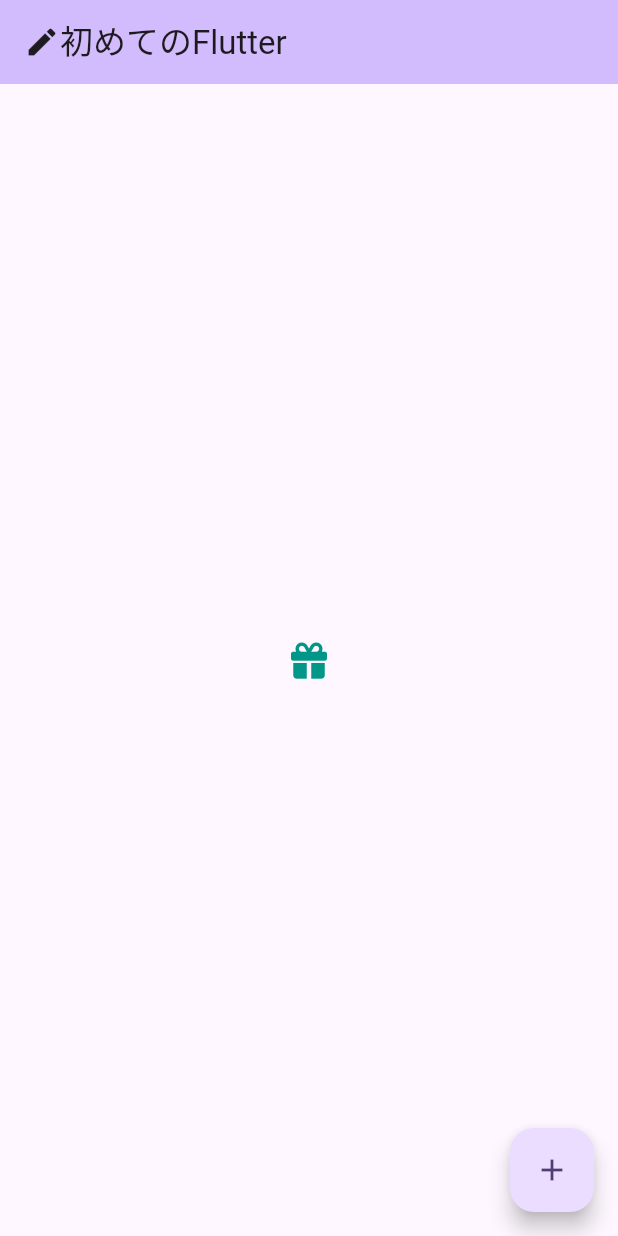
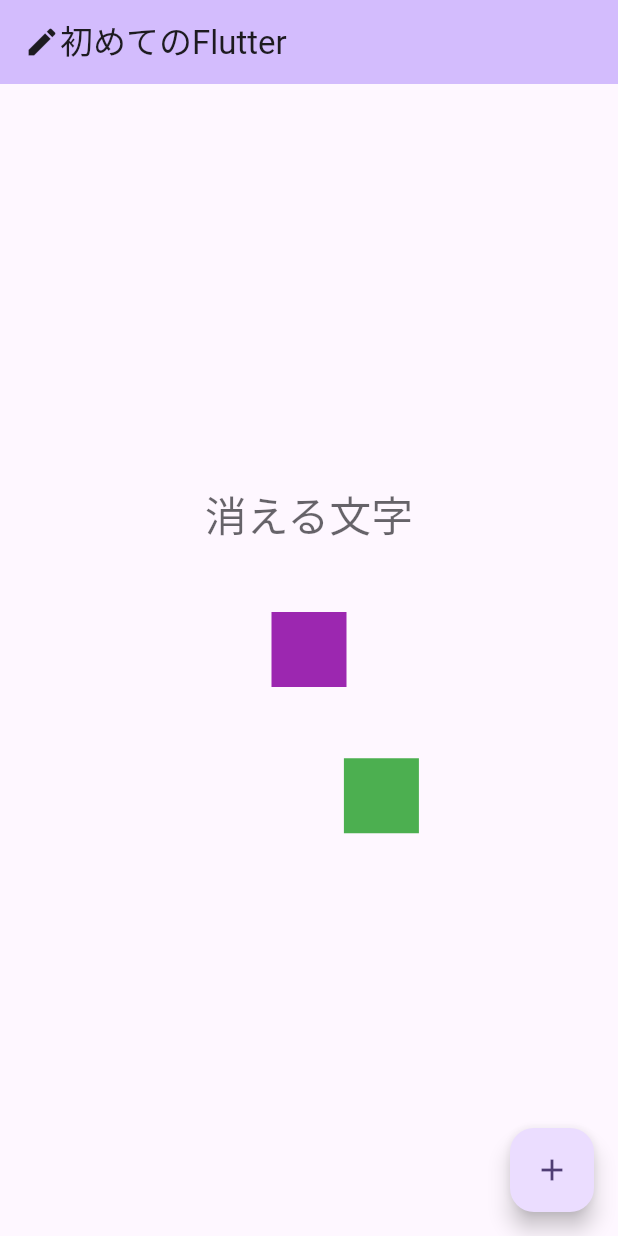
Before and after one commit to powerninja/helloFlutter, a Flutter app: the screen it shows after launch, after a tap on the "add" icon, on a phone screen of 412 x 824 dp. Run offline on Flutter 3.47's test engine with Material 3 defaults, Android fonts, the phone set to English and light mode, and no system bars; our stand-ins replace font_awesome_flutter.

```diff
--- a/lib/main.dart
+++ b/lib/main.dart
@@ -36,14 +36,11 @@ class MyHomePage extends StatefulWidget {
 }
 
 class _MyHomePageState extends State<MyHomePage> {
-  int _counter = 0;
-  // String _type = "偶数";
+  bool _flag = false;
 
-//5. カウンタが押された時のメソッド
-  void _incrementCounter() {
+  _click() async {
     setState(() {
-      _counter++;
-      // _counter % 2 == 0 ? _type = "偶数" : _type = "奇数";
+      _flag = !_flag;
     });
   }
 
@@ -60,40 +57,47 @@ class _MyHomePageState extends State<MyHomePage> {
           ],
         ),
         backgroundColor: Theme.of(context).colorScheme.inversePrimary,
-        // title: Text(widget.title),
       ),
       body: Center(
-        // child: Column(
-        //   mainAxisAlignment: MainAxisAlignment.center,
-        //   children: <Widget>[
-        //     //画面の中央に表示されるテキスト
-        //     const Text(
-        //       'You have pushed the button this many times:',
-        //     ),
-        //     // テキストの下に表示されるカウンタ
-        //     Text(
-        //       '$_counter',
-        //       style: Theme.of(context).textTheme.headlineMedium,
-        //     ),
-        //     // Text('$_type', style: TextStyle(fontSize: 20, color: Colors.red))
-        //     if (_counter % 2 == 0)
-        //       const Text(
-        //         '偶数です',
-        //         style: TextStyle(fontSize: 20, color: Colors.red),
-        //       )
-        //   ],
-        // ),
-        child: Icon(
-          FontAwesomeIcons.gift,
-          color: Colors.teal,
-        ),
+          //Columnだと縦方向、rowだと横方向が主軸となる
+          child: Column(
+        // 主軸を元に各要素をどこにどのように配置するか指定する 今回は中央位置に配置
+        mainAxisAlignment: MainAxisAlignment.center,
+        //Widget型配列をchildrenに格納する
+        //今回はWidgetを複数使用するためchildrenとなっている
+        children: <Widget>[
+          //消える文字という文言の透過度を指定してる
+          AnimatedOpacity(
+              opacity: _flag ? 0.1 : 1.0,
+              //アニメーションの持続時間
+              duration: const Duration(seconds: 3),
+              child: Text(
+                "消える文字",
+                style: Theme.of(context).textTheme.headline4,
+              )),
+          AnimatedSize(
+              //アニメーションの持続時間
+              duration: const Duration(seconds: 3),
+              //サイズをフラグによって変更する
+              child: SizedBox(
+                width: _flag ? 50 : 200,
+                height: _flag ? 50 : 200,
+                child: Container(color: Colors.purple),
+              )),
+          AnimatedAlign(
+              alignment: _flag ? Alignment.topLeft : Alignment.bottomRight,
+              duration: const Duration(seconds: 3),
+              child: SizedBox(
+                width: 50,
+                height: 50,
+                child: Container(color: Colors.green),
+              ))
+        ],
+      )),
+      floatingActionButton: FloatingActionButton(
+        onPressed: () => _click(),
+        child: const Icon(Icons.add),
       ),
-      //画面下部のボタン部分
-      floatingActionButton: FloatingActionButton(
-        onPressed: _incrementCounter,
-        tooltip: 'Increment',
-        child: const Icon(Icons.add),
-      ), // This trailing comma makes auto-formatting nicer for build methods.
     );
   }
 }
```
